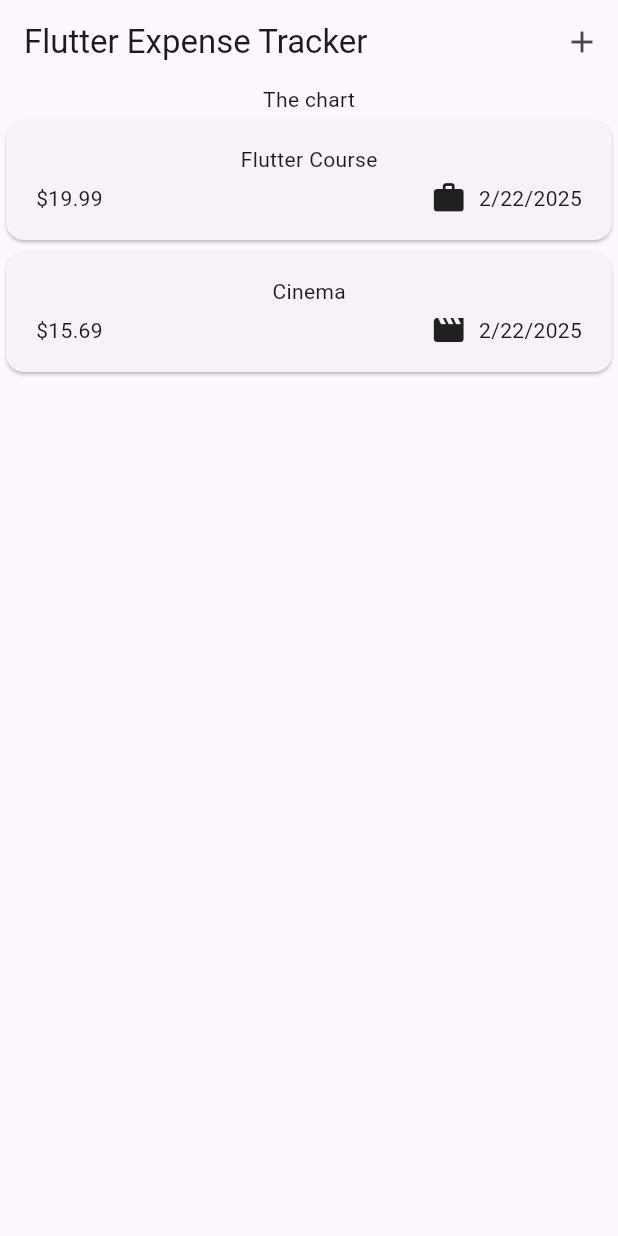
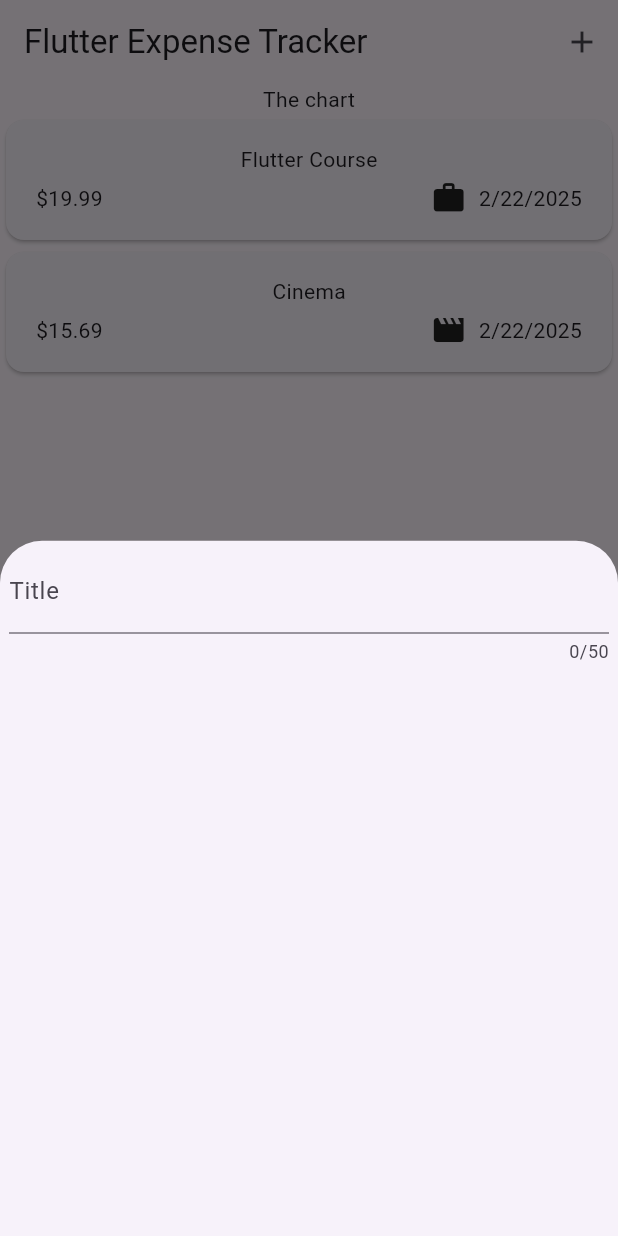
Before and after one commit to Mudasirsaeed032/Expense_Tracker_App, a Flutter app: the screen it shows after launch, after a tap on the "add" icon, on a phone screen of 412 x 824 dp. Run offline on Flutter 3.47's test engine with Material 3 defaults, Android fonts, the phone set to English and light mode, and no system bars.

Commit message:
adding a text field in a modal bottom field

```diff
--- a/lib/widgets/expenses.dart
+++ b/lib/widgets/expenses.dart
@@ -1,3 +1,4 @@
+import 'package:expense_tracker_app/widgets/new_expense.dart';
 import 'package:flutter/material.dart';
 import 'package:expense_tracker_app/models/expense.dart';
 import 'package:expense_tracker_app/widgets/expenses_list/expenses_list.dart';
@@ -27,13 +28,23 @@ class _ExpensesState extends State<Expenses> {
     ),
   ];
 
+  void _openAddExpensesOverlay() {
+    showModalBottomSheet(
+      context: context,
+      builder: (ctx) => NewExpense(),
+    );
+  }
+
   @override
   Widget build(context) {
     return Scaffold(
       appBar: AppBar(
         title: Text('Flutter Expense Tracker'),
         actions: [
-          IconButton(onPressed: () {}, icon: Icon(Icons.add)),
+          IconButton(
+            onPressed: _openAddExpensesOverlay,
+            icon: Icon(Icons.add),
+          ),
         ],
       ),
       body: Column(
--- /dev/null
+++ b/lib/widgets/new_expense.dart
@@ -0,0 +1,27 @@
+import 'package:flutter/material.dart';
+
+class NewExpense extends StatefulWidget {
+  const NewExpense({super.key});
+
+  @override
+  State<NewExpense> createState() {
+    return _NewExpenseState();
+  }
+}
+
+class _NewExpenseState extends State<NewExpense> {
+  @override
+  Widget build(BuildContext context) {
+    return Padding(
+      padding: EdgeInsets.all(6),
+      child: Column(
+        children: [
+          TextField(
+            maxLength: 50,
+            decoration: InputDecoration(label: Text('Title')),
+          ),
+        ],
+      ),
+    );
+  }
+}
```
